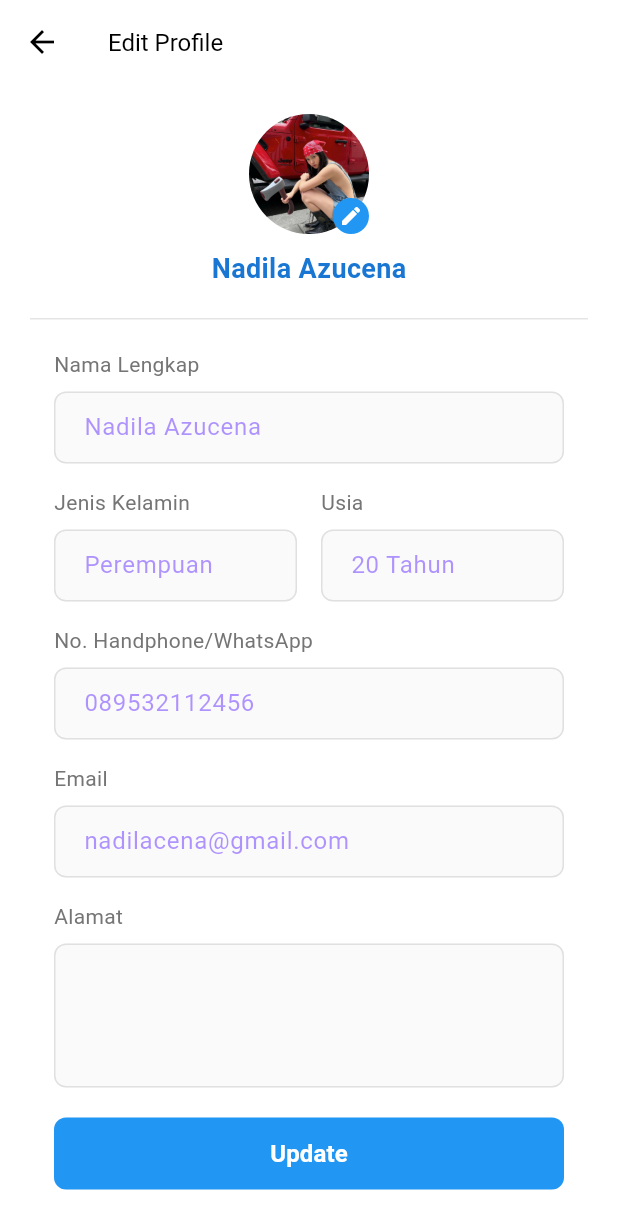
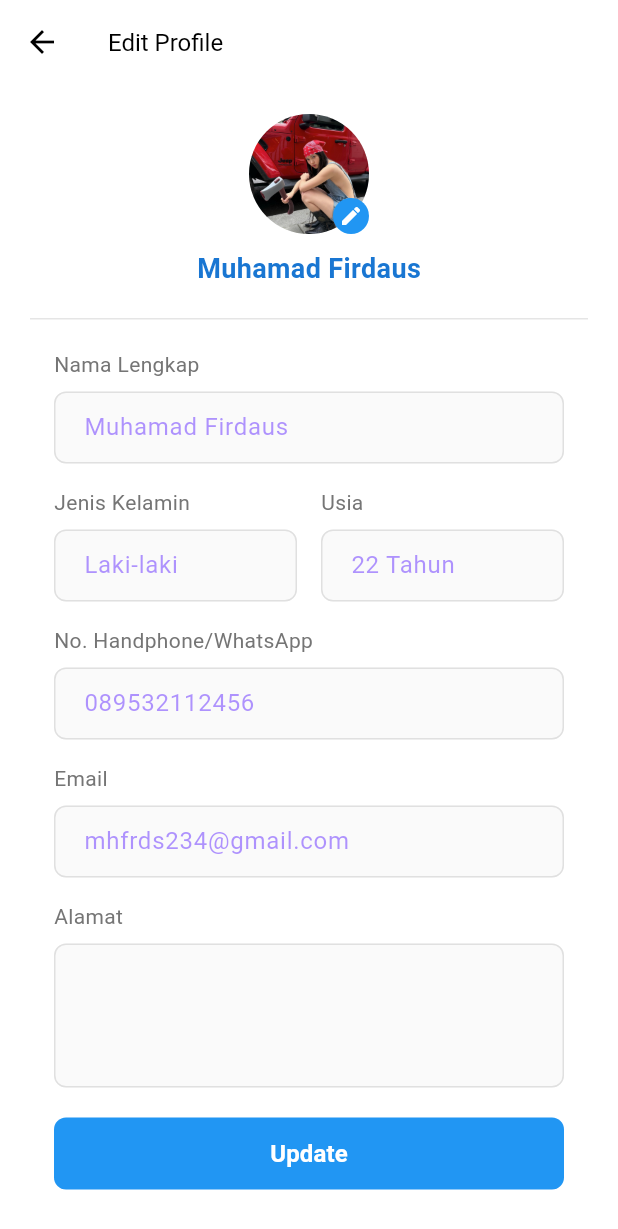
Before and after one commit to firdausmuh/agrolink_app, a Flutter app: the MainScreen screen opened directly, item 5 of the bottom bar chosen, after a tap on "Edit", on a phone screen of 412 x 824 dp. Shown: the top 1229 px of the screen. Run offline on Flutter 3.47's test engine with Material 3 defaults, Android fonts, the phone set to English and light mode, and no system bars; our stand-ins replace shared_preferences; missing offline and left inert: dart:ffi; accounts and stored records are empty.

Commit message:
edit content profile and editedprfile page

```diff
--- a/lib/screens/home/home_screen.dart
+++ b/lib/screens/home/home_screen.dart
@@ -32,7 +32,7 @@ class HomeScreen extends StatelessWidget {
                       children: [
                         Flexible(
                           child: Text(
-                            'Helo Muhamad Firdaus',
+                            'Hello Muhamad Firdaus',
                             maxLines: 1,
                             overflow: TextOverflow.ellipsis,
                             style: TextStyle(
@@ -48,7 +48,7 @@ class HomeScreen extends StatelessWidget {
                         )
                       ],
                     ),
-                    Text('Selamat datang di Agrolink')
+                    Text('Selamat datang di Aplikasi Agrolink')
                   ],
                 ),
               ),
@@ -75,8 +75,8 @@ class HomeScreen extends StatelessWidget {
             Expanded(
                 child: Image.asset(
               'assets/images/iklan.png',
-              fit: BoxFit.cover,
-            )),
+              fit: BoxFit.cover),
+            ),
           ],
         ),
 
--- a/lib/screens/profile/edit_profile_screen.dart
+++ b/lib/screens/profile/edit_profile_screen.dart
@@ -11,13 +11,13 @@ class _EditProfileScreenState extends State<EditProfileScreen> {
   final _formKey = GlobalKey<FormState>();
 
   // Controllers for form fields
-  final _nameController = TextEditingController(text: 'Nadila Azucena');
+  final _nameController = TextEditingController(text: 'Muhamad Firdaus');
   final _phoneController = TextEditingController(text: '089532112456');
-  final _emailController = TextEditingController(text: 'nadilacena@gmail.com');
+  final _emailController = TextEditingController(text: 'mhfrds234@gmail.com');
   final _addressController = TextEditingController();
 
-  String _gender = 'Perempuan';
-  String _age = '20 Tahun';
+  String _gender = 'Laki-laki';
+  String _age = '22 Tahun';
 
   void _handleSubmit() {
     if (_formKey.currentState!.validate()) {
@@ -82,7 +82,7 @@ class _EditProfileScreenState extends State<EditProfileScreen> {
 
                 const SizedBox(height: 10),
                 Text(
-                  'Nadila Azucena',
+                  'Muhamad Firdaus',
                   style: TextStyle(
                     fontSize: 18,
                     fontWeight: FontWeight.bold,
--- a/lib/screens/profile/profile_screen.dart
+++ b/lib/screens/profile/profile_screen.dart
@@ -253,7 +253,7 @@ class ProfileScreen extends StatelessWidget {
                           crossAxisAlignment: CrossAxisAlignment.start,
                           children: [
                             Text(
-                              'Nadila Azucena',
+                              'Muhamad Firdaus',
                               style: TextStyle(fontSize: 16),
                             ),
                             Text(
@@ -312,12 +312,12 @@ class ProfileScreen extends StatelessWidget {
                         child: Column(
                           mainAxisAlignment: MainAxisAlignment.spaceAround,
                           children: [
-                            _buildInfoRow(Icons.person_outlined, 'Nadila Azucena', false),
-                            _buildInfoRow(Icons.email_outlined, 'rencabesar@gmail.com', false),
+                            _buildInfoRow(Icons.person_outlined, 'Muhamad Firdaus', false),
+                            _buildInfoRow(Icons.email_outlined, 'mhfrds234@gmail.com', false),
                             _buildInfoRow(Icons.phone_outlined, '089532123456', false),
                             _buildInfoRow(Icons.store_outlined, 'Toko', false),
-                            _buildInfoRow(Icons.cake_outlined, '20 Tahun', false),
-                            _buildInfoRow(Icons.location_on_outlined, 'Bogor, Indonesia', true),
+                            _buildInfoRow(Icons.cake_outlined, '22 Tahun', false),
+                            _buildInfoRow(Icons.location_on_outlined, 'Bogor Raya, Indonesia', true),
                           ],
                         ),
                       ),
```
